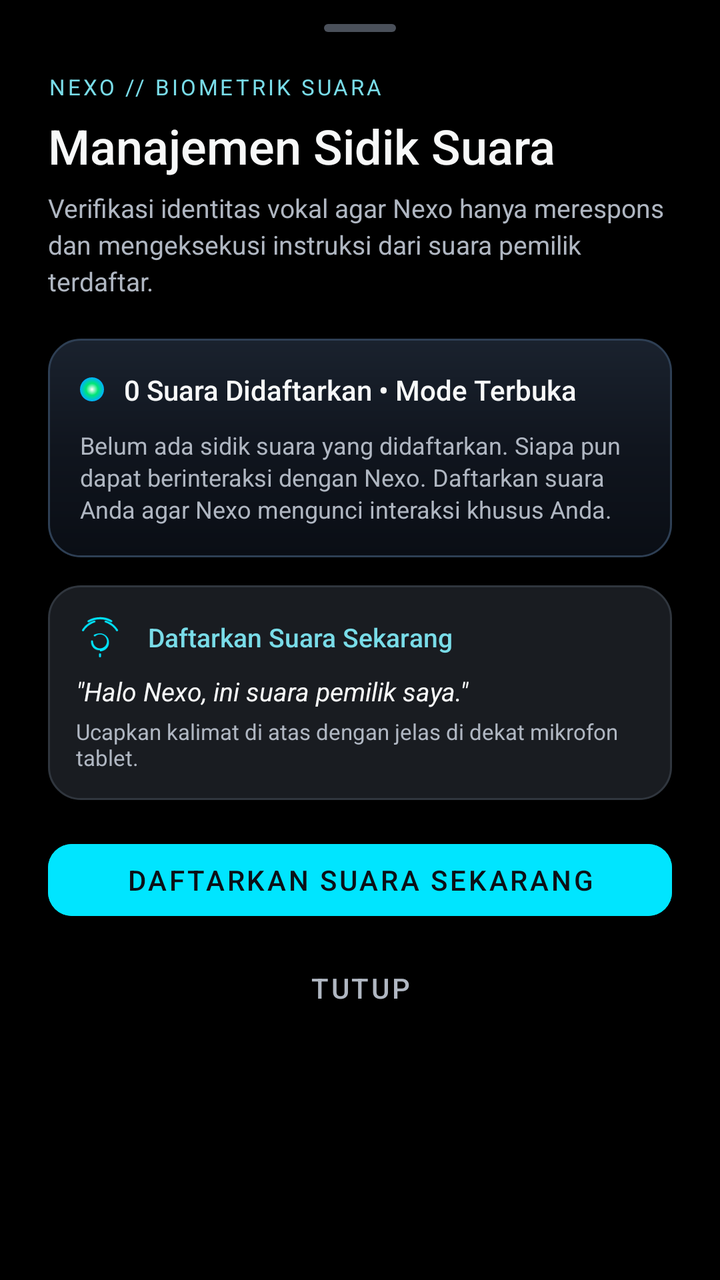
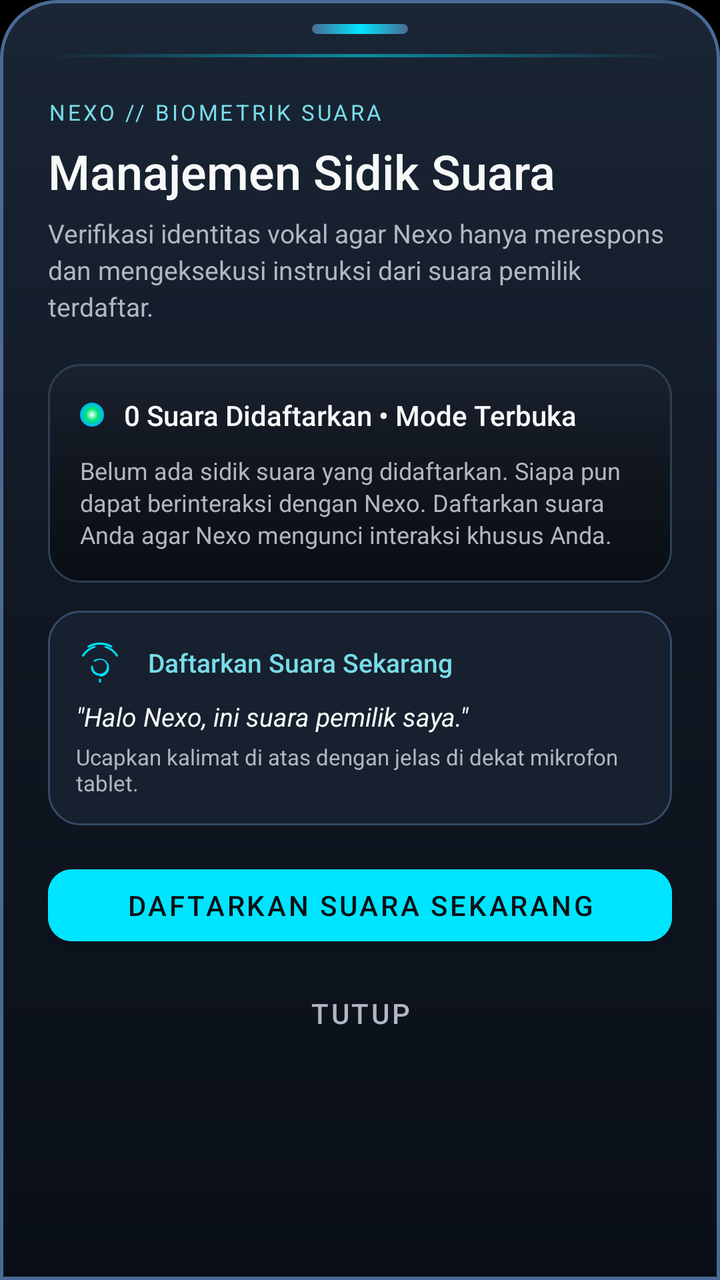

Screens rendered from an Android XML layout before and after an edit, with the pre-edit source and the edit as a unified diff.
<!-- AndroidManifest.xml: application theme Theme.NexoAppliance -->
<!-- res/layout/sheet_voiceprint_management.xml -->
<?xml version="1.0" encoding="utf-8"?>
<androidx.core.widget.NestedScrollView xmlns:android="http://schemas.android.com/apk/res/android"
    xmlns:app="http://schemas.android.com/apk/res-auto"
    android:layout_width="match_parent"
    android:layout_height="match_parent"
    android:fillViewport="true"
    android:clipToPadding="false">

    <LinearLayout
        android:layout_width="match_parent"
        android:layout_height="wrap_content"
        android:orientation="vertical"
        android:paddingStart="24dp"
        android:paddingEnd="24dp"
        android:paddingTop="12dp"
        android:paddingBottom="28dp">

        <View
            android:layout_width="36dp"
            android:layout_height="4dp"
            android:layout_gravity="center_horizontal"
            android:background="@drawable/bg_sheet_handle"
            android:importantForAccessibility="no" />

        <TextView
            android:layout_width="match_parent"
            android:layout_height="wrap_content"
            android:layout_marginTop="20dp"
            android:text="@string/voiceprint_sheet_eyebrow"
            android:textSize="11sp"
            android:letterSpacing="0.12"
            android:textColor="@color/setup_accent" />

        <TextView
            android:layout_width="match_parent"
            android:layout_height="wrap_content"
            android:layout_marginTop="6dp"
            android:text="@string/voiceprint_sheet_title"
            android:textSize="24sp"
            android:fontFamily="sans-serif-medium"
            android:textColor="@color/setup_text" />

        <TextView
            android:layout_width="match_parent"
            android:layout_height="wrap_content"
            android:layout_marginTop="6dp"
            android:text="@string/voiceprint_sheet_desc"
            android:textSize="13sp"
            android:lineSpacingExtra="3dp"
            android:textColor="@color/setup_secondary" />

        
        <LinearLayout
            android:id="@+id/cardVoiceprintStatus"
            android:layout_width="match_parent"
            android:layout_height="wrap_content"
            android:layout_marginTop="20dp"
            android:padding="16dp"
            android:orientation="vertical"
            android:background="@drawable/bg_voiceprint_card">

            <LinearLayout
                android:layout_width="match_parent"
                android:layout_height="wrap_content"
                android:gravity="center_vertical"
                android:orientation="horizontal">

                <ImageView
                    android:id="@+id/ivSheetStatusLed"
                    android:layout_width="12dp"
                    android:layout_height="12dp"
                    android:layout_marginEnd="10dp"
                    android:src="@drawable/led_dot"
                    android:contentDescription="Voice Status LED" />

                <TextView
                    android:id="@+id/tvVoiceprintCount"
                    android:layout_width="0dp"
                    android:layout_height="wrap_content"
                    android:layout_weight="1"
                    android:fontFamily="sans-serif-medium"
                    android:text="@string/voiceprint_count_open"
                    android:textColor="@color/setup_text"
                    android:textSize="14sp" />
            </LinearLayout>

            <TextView
                android:id="@+id/tvVoiceprintDetails"
                android:layout_width="match_parent"
                android:layout_height="wrap_content"
                android:layout_marginTop="10dp"
                android:text="@string/voiceprint_info_open"
                android:textColor="@color/setup_secondary"
                android:textSize="12sp"
                android:lineSpacingExtra="2dp" />

            <LinearLayout
                android:id="@+id/layoutVoiceprintMeta"
                android:layout_width="match_parent"
                android:layout_height="wrap_content"
                android:layout_marginTop="12dp"
                android:orientation="vertical"
                android:visibility="gone">

                <View
                    android:layout_width="match_parent"
                    android:layout_height="1dp"
                    android:layout_marginBottom="8dp"
                    android:background="@color/setup_border" />

                <TextView
                    android:id="@+id/tvVoiceprintMetaText"
                    android:layout_width="match_parent"
                    android:layout_height="wrap_content"
                    android:fontFamily="monospace"
                    android:textColor="@color/setup_accent"
                    android:textSize="11sp" />
            </LinearLayout>
        </LinearLayout>

        
        <LinearLayout
            android:id="@+id/cardEnrollHint"
            android:layout_width="match_parent"
            android:layout_height="wrap_content"
            android:layout_marginTop="14dp"
            android:padding="14dp"
            android:orientation="vertical"
            android:background="@drawable/bg_setup_identity">

            <LinearLayout
                android:layout_width="match_parent"
                android:layout_height="wrap_content"
                android:orientation="horizontal"
                android:gravity="center_vertical">

                <ImageView
                    android:id="@+id/ivEnrollIcon"
                    android:layout_width="24dp"
                    android:layout_height="24dp"
                    android:layout_marginEnd="12dp"
                    android:src="@drawable/ic_fingerprint_24"
                    android:contentDescription="Biometric Icon" />

                <TextView
                    android:id="@+id/tvEnrollTitle"
                    android:layout_width="match_parent"
                    android:layout_height="wrap_content"
                    android:fontFamily="sans-serif-medium"
                    android:text="@string/voiceprint_btn_enroll"
                    android:textColor="@color/setup_accent"
                    android:textSize="13sp" />
            </LinearLayout>

            <TextView
                android:id="@+id/tvEnrollHint"
                android:layout_width="match_parent"
                android:layout_height="wrap_content"
                android:layout_marginTop="6dp"
                android:text="@string/voiceprint_recording_phrase"
                android:textColor="@color/setup_text"
                android:textSize="13sp"
                android:textStyle="italic" />

            <TextView
                android:id="@+id/tvEnrollTip"
                android:layout_width="match_parent"
                android:layout_height="wrap_content"
                android:layout_marginTop="4dp"
                android:text="@string/voiceprint_recording_tip"
                android:textColor="@color/setup_secondary"
                android:textSize="11sp" />
        </LinearLayout>

        
        <com.google.android.material.button.MaterialButton
            android:id="@+id/btnVoiceprintEnroll"
            android:layout_width="match_parent"
            android:layout_height="48dp"
            android:layout_marginTop="16dp"
            android:text="@string/voiceprint_btn_enroll"
            android:textColor="#0B1017"
            android:backgroundTint="@color/voiceprint_accent"
            app:cornerRadius="12dp" />

        <com.google.android.material.button.MaterialButton
            android:id="@+id/btnVoiceprintUnenroll"
            style="@style/Widget.MaterialComponents.Button.OutlinedButton"
            android:layout_width="match_parent"
            android:layout_height="48dp"
            android:layout_marginTop="10dp"
            android:text="@string/voiceprint_btn_unenroll"
            android:textColor="@color/voiceprint_danger"
            app:strokeColor="@color/voiceprint_danger"
            app:cornerRadius="12dp"
            android:visibility="gone" />

        <com.google.android.material.button.MaterialButton
            android:id="@+id/btnVoiceprintClose"
            style="@style/Widget.MaterialComponents.Button.TextButton"
            android:layout_width="match_parent"
            android:layout_height="48dp"
            android:layout_marginTop="6dp"
            android:text="@string/voiceprint_btn_close"
            android:textColor="@color/setup_secondary" />

    </LinearLayout>
</androidx.core.widget.NestedScrollView>
<!-- resources referenced by this layout -->
<resources>
  <color name="setup_accent">#79DCE8</color>
  <color name="setup_border">#30363E</color>
  <color name="setup_secondary">#B0B7C2</color>
  <color name="setup_text">#F7F8F8</color>
  <color name="voiceprint_accent">#00E5FF</color>
  <color name="voiceprint_danger">#FF5252</color>
  <!-- drawable bg_setup_identity (drawable) -->
  <shape xmlns:android="http://schemas.android.com/apk/res/android"><solid android:color="@color/setup_surface"/><corners android:radius="16dp"/><stroke android:width="1dp" android:color="@color/setup_border"/></shape>
  <!-- drawable bg_sheet_handle (drawable) -->
  <shape xmlns:android="http://schemas.android.com/apk/res/android"><solid android:color="#4A505A"/><corners android:radius="2dp"/></shape>
  <!-- drawable led_dot (drawable) -->
  <?xml version="1.0" encoding="utf-8"?>
  <shape xmlns:android="http://schemas.android.com/apk/res/android"
      android:shape="oval">
      <size android:width="10dp" android:height="10dp" />
      <gradient
          android:type="radial"
          android:gradientRadius="5dp"
          android:startColor="#FFFFFF"
          android:centerColor="#00E676"
          android:endColor="#00B0FF" />
  </shape>
  <string name="voiceprint_btn_close">Tutup</string>
  <string name="voiceprint_btn_enroll">Daftarkan Suara Sekarang</string>
  <string name="voiceprint_btn_unenroll">Hapus Sidik Suara</string>
  <string name="voiceprint_count_open">0 Suara Didaftarkan • Mode Terbuka</string>
  <string name="voiceprint_info_open">Belum ada sidik suara yang didaftarkan. Siapa pun dapat berinteraksi dengan Nexo. Daftarkan suara Anda agar Nexo mengunci interaksi khusus Anda.</string>
  <string name="voiceprint_recording_phrase">\"Halo Nexo, ini suara pemilik saya.\"</string>
  <string name="voiceprint_recording_tip">Ucapkan kalimat di atas dengan jelas di dekat mikrofon tablet.</string>
  <string name="voiceprint_sheet_desc">Verifikasi identitas vokal agar Nexo hanya merespons dan mengeksekusi instruksi dari suara pemilik terdaftar.</string>
  <string name="voiceprint_sheet_eyebrow">NEXO // BIOMETRIK SUARA</string>
  <string name="voiceprint_sheet_title">Manajemen Sidik Suara</string>
  <style name="Theme.NexoAppliance" parent="Theme.MaterialComponents.DayNight.NoActionBar">
          <item name="android:windowBackground">@color/bg_black</item>
          <item name="android:statusBarColor">@color/bg_black</item>
          <item name="android:navigationBarColor">@color/bg_black</item>
      </style>
  <color name="setup_surface">#191C21</color>
  <color name="bg_black">#000000</color>
  <!-- unchanged entries left out for length: 2 -->
</resources>

<!-- the commit's change to res/layout/sheet_voiceprint_management.xml (unified diff, before → after) -->
@@ -4,6 +4,7 @@
     android:layout_width="match_parent"
     android:layout_height="match_parent"
     android:fillViewport="true"
+    android:background="@drawable/bg_bottom_sheet_modal"
     android:clipToPadding="false">
 
     <LinearLayout
@@ -16,10 +17,17 @@
         android:paddingBottom="28dp">
 
         <View
-            android:layout_width="36dp"
-            android:layout_height="4dp"
+            android:layout_width="48dp"
+            android:layout_height="5dp"
             android:layout_gravity="center_horizontal"
             android:background="@drawable/bg_sheet_handle"
+            android:importantForAccessibility="no" />
+
+        <View
+            android:layout_width="match_parent"
+            android:layout_height="1.5dp"
+            android:layout_marginTop="10dp"
+            android:background="@drawable/bg_sheet_top_rim"
             android:importantForAccessibility="no" />
 
         <TextView
<!-- resource entries referenced after the edit -->
@@ -1,15 +1,55 @@
 <!-- resources referenced by this layout -->
 <resources>
   <color name="setup_accent">#79DCE8</color>
-  <color name="setup_border">#30363E</color>
+  <color name="setup_border">#354B68</color>
   <color name="setup_secondary">#B0B7C2</color>
   <color name="setup_text">#F7F8F8</color>
   <color name="voiceprint_accent">#00E5FF</color>
   <color name="voiceprint_danger">#FF5252</color>
+  <!-- drawable bg_bottom_sheet_modal (drawable) -->
+  <?xml version="1.0" encoding="utf-8"?>
+  <shape xmlns:android="http://schemas.android.com/apk/res/android"
+      android:shape="rectangle">
+      <corners
+          android:topLeftRadius="28dp"
+          android:topRightRadius="28dp"
+          android:bottomLeftRadius="0dp"
+          android:bottomRightRadius="0dp" />
+      <gradient
+          android:type="linear"
+          android:angle="270"
+          android:startColor="#1A2535"
+          android:centerColor="#101722"
+          android:endColor="#0A0F17" />
+      <stroke
+          android:width="1.5dp"
+          android:color="#4A6A94" />
+  </shape>
   <!-- drawable bg_setup_identity (drawable) -->
   <shape xmlns:android="http://schemas.android.com/apk/res/android"><solid android:color="@color/setup_surface"/><corners android:radius="16dp"/><stroke android:width="1dp" android:color="@color/setup_border"/></shape>
   <!-- drawable bg_sheet_handle (drawable) -->
-  <shape xmlns:android="http://schemas.android.com/apk/res/android"><solid android:color="#4A505A"/><corners android:radius="2dp"/></shape>
+  <?xml version="1.0" encoding="utf-8"?>
+  <shape xmlns:android="http://schemas.android.com/apk/res/android"
+      android:shape="rectangle">
+      <corners android:radius="3dp" />
+      <gradient
+          android:type="linear"
+          android:angle="0"
+          android:startColor="#4A6A94"
+          android:centerColor="#00E5FF"
+          android:endColor="#4A6A94" />
+  </shape>
+  <!-- drawable bg_sheet_top_rim (drawable) -->
+  <?xml version="1.0" encoding="utf-8"?>
+  <shape xmlns:android="http://schemas.android.com/apk/res/android"
+      android:shape="rectangle">
+      <gradient
+          android:type="linear"
+          android:angle="0"
+          android:startColor="#003A5373"
+          android:centerColor="#8800E5FF"
+          android:endColor="#003A5373" />
+  </shape>
   <!-- drawable led_dot (drawable) -->
   <?xml version="1.0" encoding="utf-8"?>
   <shape xmlns:android="http://schemas.android.com/apk/res/android"
@@ -37,7 +77,7 @@
           <item name="android:statusBarColor">@color/bg_black</item>
           <item name="android:navigationBarColor">@color/bg_black</item>
       </style>
-  <color name="setup_surface">#191C21</color>
+  <color name="setup_surface">#16202E</color>
   <color name="bg_black">#000000</color>
   <!-- unchanged entries left out for length: 2 -->
 </resources>
